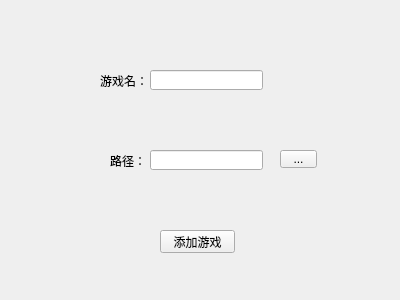
The window that res/design/addGameUI.ui (fghcvjk/gameTime) describes before a commit, drawn with Qt 5.
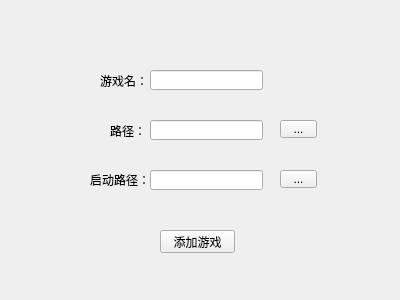
The same window after the commit. Icons and pictures are not drawn.

Commit message: 启动和监控进程分离

What changed in the file:
```diff
--- a/res/design/addGameUI.ui
+++ b/res/design/addGameUI.ui
@@ -36,7 +36,7 @@
    <property name="geometry">
     <rect>
      <x>280</x>
-     <y>150</y>
+     <y>120</y>
      <width>37</width>
      <height>18</height>
     </rect>
@@ -72,7 +72,7 @@
    <property name="geometry">
     <rect>
      <x>110</x>
-     <y>155</y>
+     <y>125</y>
      <width>54</width>
      <height>12</height>
     </rect>
@@ -85,7 +85,7 @@
    <property name="geometry">
     <rect>
      <x>150</x>
-     <y>150</y>
+     <y>120</y>
      <width>113</width>
      <height>20</height>
     </rect>
@@ -107,6 +107,42 @@
     <string>添加游戏</string>
    </property>
   </widget>
+  <widget class="QLineEdit" name="lineEditStartPath">
+   <property name="geometry">
+    <rect>
+     <x>150</x>
+     <y>170</y>
+     <width>113</width>
+     <height>20</height>
+    </rect>
+   </property>
+  </widget>
+  <widget class="QLabel" name="labelStartPath">
+   <property name="geometry">
+    <rect>
+     <x>90</x>
+     <y>170</y>
+     <width>61</width>
+     <height>20</height>
+    </rect>
+   </property>
+   <property name="text">
+    <string>启动路径：</string>
+   </property>
+  </widget>
+  <widget class="QToolButton" name="toolButtonStartPath">
+   <property name="geometry">
+    <rect>
+     <x>280</x>
+     <y>170</y>
+     <width>37</width>
+     <height>18</height>
+    </rect>
+   </property>
+   <property name="text">
+    <string>...</string>
+   </property>
+  </widget>
  </widget>
  <resources>
   <include location="ico.qrc"/>
```
The commit also changes 8 other files.
